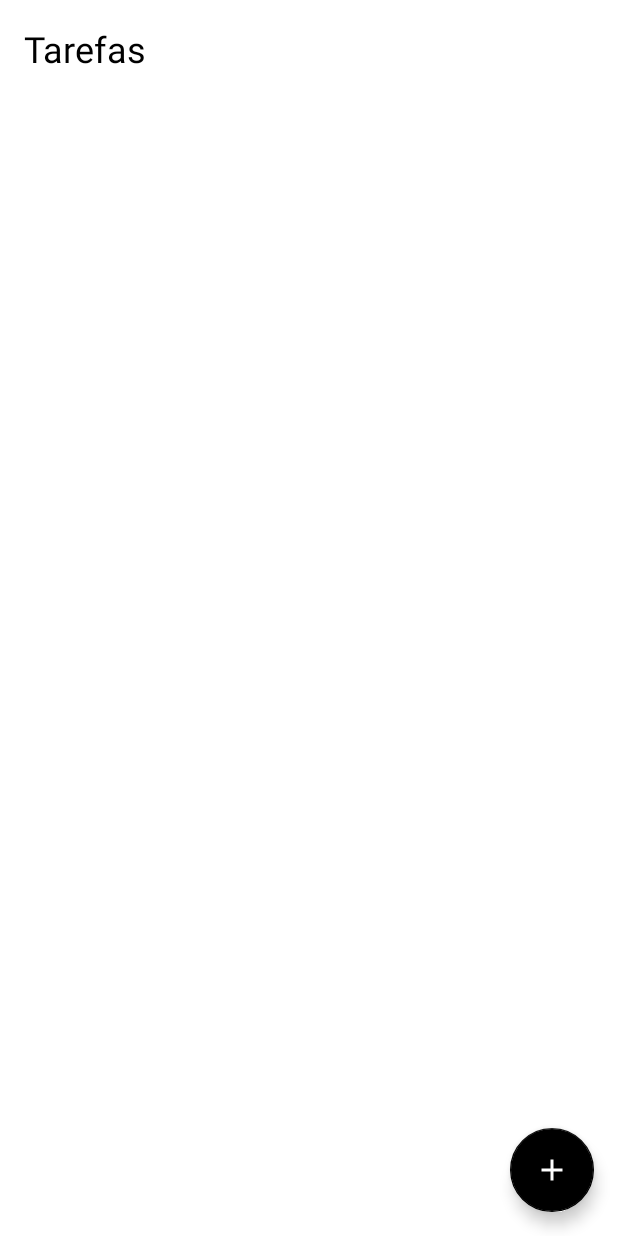
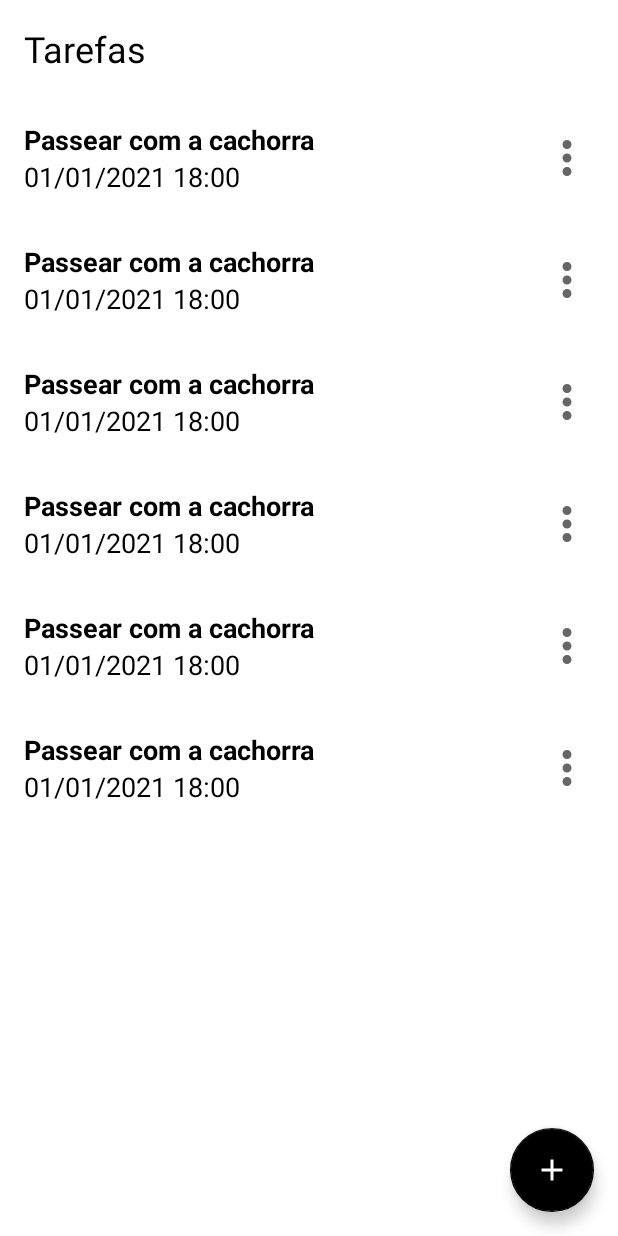
Before and after one commit to fabianafarias/to-do-list, an Android app: the layout activity_main.xml on its own in the app's theme, with its tools: preview values and no code run, on a phone screen of 412 x 824 dp. Run offline under Robolectric (Android 15) with nearby library versions, the phone set to English and light mode, and no system bars.

Commit message:
Criando Recycler view

```diff
--- /dev/null
+++ b/app/src/main/res/drawable/ic_more.xml
@@ -0,0 +1,10 @@
+<vector xmlns:android="http://schemas.android.com/apk/res/android"
+    android:width="24dp"
+    android:height="24dp"
+    android:viewportWidth="24"
+    android:viewportHeight="24"
+    android:tint="?attr/colorControlNormal">
+  <path
+      android:fillColor="@android:color/white"
+      android:pathData="M12,8c1.1,0 2,-0.9 2,-2s-0.9,-2 -2,-2 -2,0.9 -2,2 0.9,2 2,2zM12,10c-1.1,0 -2,0.9 -2,2s0.9,2 2,2 2,-0.9 2,-2 -0.9,-2 -2,-2zM12,16c-1.1,0 -2,0.9 -2,2s0.9,2 2,2 2,-0.9 2,-2 -0.9,-2 -2,-2z"/>
+</vector>
--- a/app/src/main/res/layout/activity_main.xml
+++ b/app/src/main/res/layout/activity_main.xml
@@ -18,6 +18,17 @@
        app:layout_constraintTop_toTopOf="parent"
        app:layout_constraintStart_toStartOf="parent" />
 
+    <androidx.recyclerview.widget.RecyclerView
+        android:id="@+id/rv_tasks"
+        android:layout_width="match_parent"
+        android:layout_height="0dp"
+        android:layout_marginTop="16dp"
+        app:layoutManager="androidx.recyclerview.widget.LinearLayoutManager"
+        tools:itemCount="8"
+        tools:listitem="@layout/item_task"
+        app:layout_constraintTop_toBottomOf="@id/tv_title"
+        app:layout_constraintBottom_toTopOf="@id/fab" />
+
     <com.google.android.material.floatingactionbutton.FloatingActionButton
         android:id="@+id/fab"
         android:layout_width="wrap_content"
--- /dev/null
+++ b/app/src/main/res/layout/item_task.xml
@@ -0,0 +1,38 @@
+<?xml version="1.0" encoding="utf-8"?>
+<androidx.constraintlayout.widget.ConstraintLayout xmlns:android="http://schemas.android.com/apk/res/android"
+    android:layout_width="match_parent"
+    xmlns:tools="http://schemas.android.com/tools"
+    android:layout_margin="16dp"
+    android:layout_height="wrap_content"
+    xmlns:app="http://schemas.android.com/apk/res-auto">
+
+    <TextView
+        android:id="@+id/tv_title"
+        android:layout_width="wrap_content"
+        android:layout_height="wrap_content"
+        app:layout_constraintStart_toStartOf="parent"
+        app:layout_constraintTop_toTopOf="parent"
+        android:textSize="18sp"
+        android:textStyle="bold"
+        android:textColor="@color/black"
+        tools:text="Passear com a cachorra" />
+
+    <TextView
+        android:id="@+id/tv_date"
+        android:layout_width="wrap_content"
+        android:layout_height="wrap_content"
+        app:layout_constraintTop_toBottomOf="@id/tv_title"
+        app:layout_constraintStart_toStartOf="@id/tv_title"
+        android:textSize="18sp"
+        android:textColor="@color/black"
+        tools:text="01/01/2021 18:00" />
+
+    <androidx.appcompat.widget.AppCompatImageView
+        android:layout_width="36dp"
+        android:layout_height="36dp"
+        app:layout_constraintEnd_toEndOf="parent"
+        app:layout_constraintTop_toTopOf="parent"
+        app:layout_constraintBottom_toBottomOf="parent"
+        app:srcCompat="@drawable/ic_more" />
+
+</androidx.constraintlayout.widget.ConstraintLayout>
```
